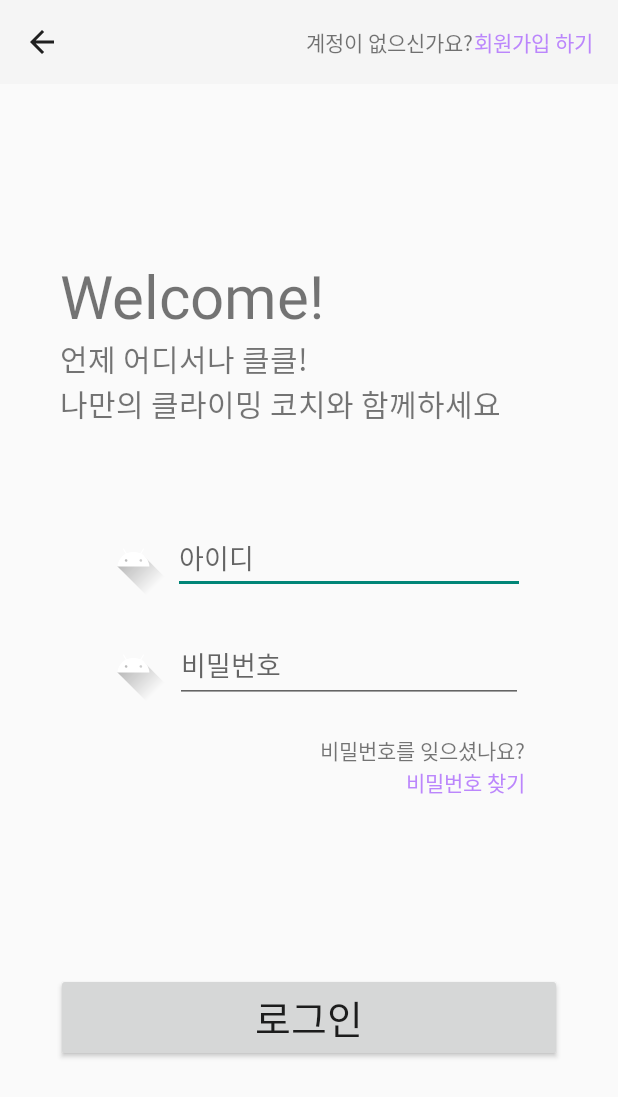
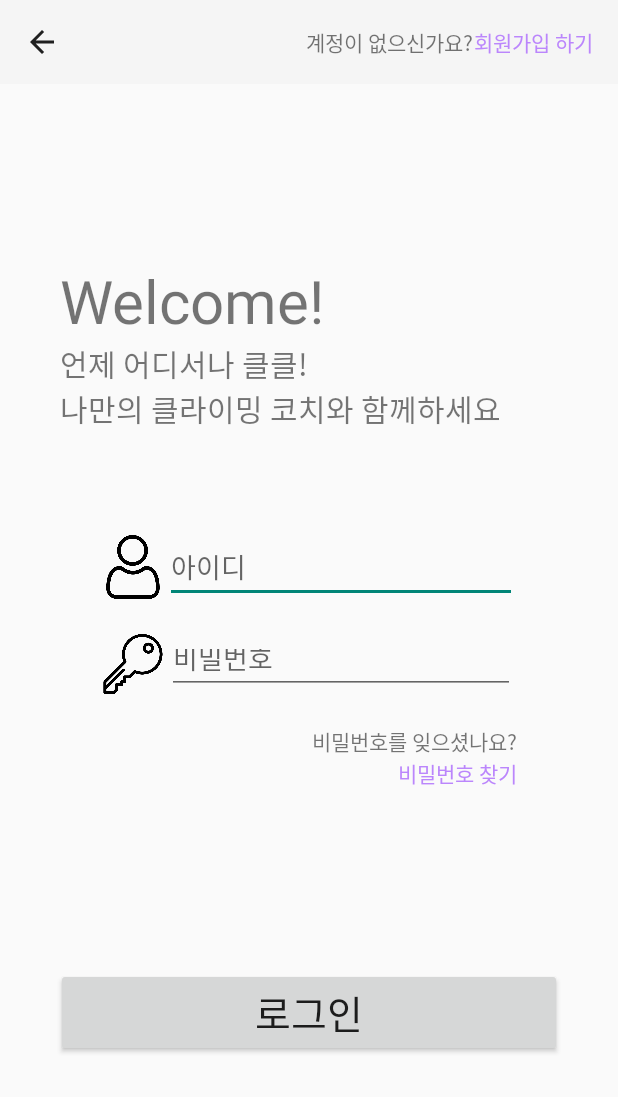
Before and after one commit to Kle-Kle/Kle-Kle, an Android app: the LoginActivity screen opened directly, with no data from a screen before it, on a phone screen of 412 x 824 dp. Shown: the top 1097 px of the screen. Run offline under Robolectric (Android 15) with nearby library versions, the phone set to English and light mode, and no system bars; our stand-ins replace Volley.

Commit message:
아이디, 패스워드 입력란 옆 픽토그램 변경 (#1)

```diff
--- a/app/src/main/res/layout/activity_login.xml
+++ b/app/src/main/res/layout/activity_login.xml
@@ -82,9 +82,10 @@
         <TableRow>
             <ImageView
                 android:id="@+id/picto1"
-                android:layout_width="50dp"
-                android:layout_height="50dp"
-                app:srcCompat="@drawable/ic_launcher_foreground" />
+                android:layout_width="30dp"
+                android:layout_height="match_parent"
+                android:scaleType="fitCenter"
+                android:src="@drawable/user" />
 
             <EditText
                 android:id="@+id/login_id"
@@ -111,9 +112,11 @@
             <ImageView
                 android:layout_margin="1dp"
                 android:id="@+id/picto2"
-                android:layout_width="50dp"
-                android:layout_height="50dp"
-                app:srcCompat="@drawable/ic_launcher_foreground" />
+                android:layout_width="40dp"
+                android:layout_height="40dp"
+                android:scaleType="fitCenter"
+                android:src="@drawable/key" />
+
 
             <EditText
                 android:layout_margin="1dp"
```
Also changed, not shown: app/src/main/res/drawable/key.png (added), app/src/main/res/drawable/user.png (added).
